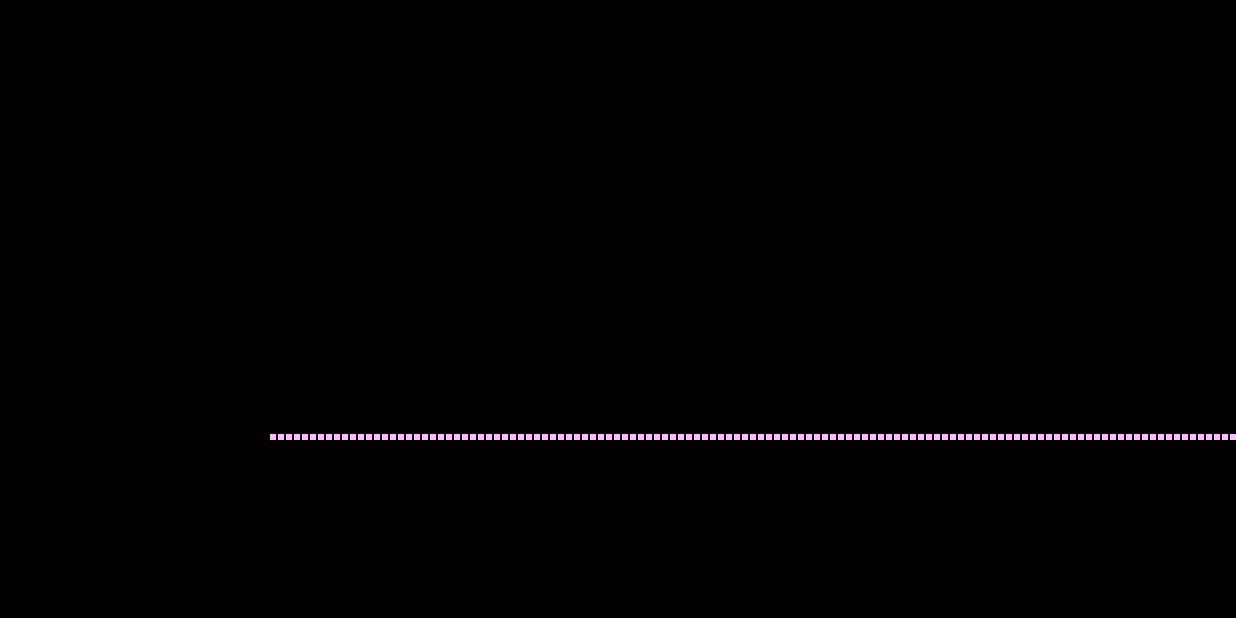
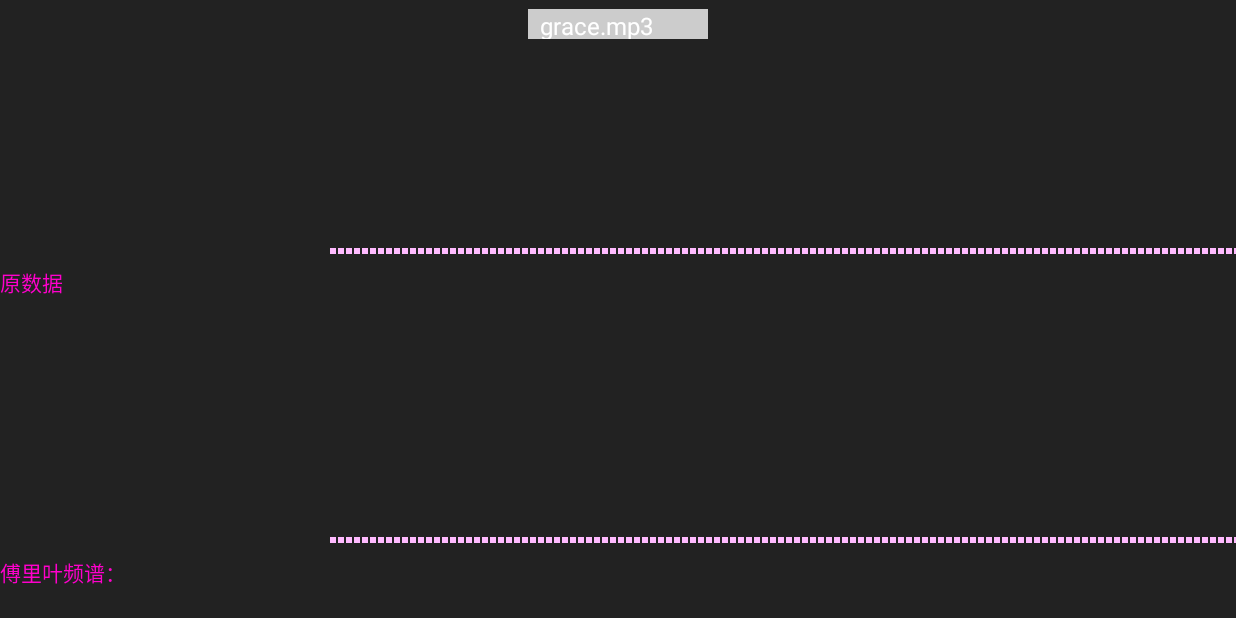
Before and after one commit to zhaolewei/MusicVisualizer, an Android app: the screen it shows after launch (MainActivity), on a phone screen of 824 x 412 dp (held sideways). Run offline under Robolectric (Android 15) with nearby library versions, the phone set to English and light mode, and no system bars.

Commit message:
使用傅里叶频谱

```diff
--- a/app/src/main/java/com/zlw/main/audioeffects/MainActivity.java
+++ b/app/src/main/java/com/zlw/main/audioeffects/MainActivity.java
@@ -5,12 +5,18 @@ import android.media.audiofx.Visualizer;
 import android.os.Bundle;
 import android.support.v4.app.ActivityCompat;
 import android.support.v7.app.AppCompatActivity;
+import android.view.View;
+import android.widget.AdapterView;
+import android.widget.ArrayAdapter;
+import android.widget.Spinner;
 
+import com.zlw.main.audioeffects.player.AudioVisualConverter;
 import com.zlw.main.audioeffects.player.MyMediaPlayer;
 import com.zlw.main.audioeffects.utils.Logger;
 import com.zlw.main.audioeffects.view.AudioView;
 
-import java.util.Arrays;
+import java.util.HashMap;
+import java.util.Map;
 
 public class MainActivity extends AppCompatActivity {
 
@@ -19,19 +25,33 @@ public class MainActivity extends AppCompatActivity {
             Manifest.permission.RECORD_AUDIO,
             Manifest.permission.MODIFY_AUDIO_SETTINGS
     };
+
+    private static final Map<String, Integer> MUSIC_DATA = new HashMap<>();
+
+    {
+        MUSIC_DATA.put("剑墨.mp3", R.raw.mo);
+        MUSIC_DATA.put("grace.mp3", R.raw.grace);
+        MUSIC_DATA.put("faded.mp3", R.raw.faded);
+    }
+
     private Visualizer visualizer;
+    private AudioVisualConverter audioVisualConverter;
     private boolean isInit = false;
-    private AudioView audioView;
+
+    private AudioView audioView, audioView2;
+    private Spinner spinner;
 
 
     private Visualizer.OnDataCaptureListener dataCaptureListener = new Visualizer.OnDataCaptureListener() {
         @Override
         public void onWaveFormDataCapture(Visualizer visualizer, byte[] waveform, int samplingRate) {
-            audioView.setWaveData(waveform);
+            audioView.setWaveData(audioVisualConverter.readyDataByte(waveform));
         }
 
         @Override
         public void onFftDataCapture(Visualizer visualizer, byte[] fft, int samplingRate) {
+//            Logger.d(TAG, "");
+            audioView2.setWaveData(fft);
         }
     };
 
@@ -39,15 +59,42 @@ public class MainActivity extends AppCompatActivity {
     @Override
     protected void onCreate(Bundle savedInstanceState) {
         super.onCreate(savedInstanceState);
+        ActivityCompat.requestPermissions(MainActivity.this, PERMISSIONS, 1);
+        initView();
+        initEvent();
+        play(R.raw.grace);
+    }
+
+    private void initEvent() {
+        ArrayAdapter<String> adapter = new ArrayAdapter<String>(this, android.R.layout.simple_spinner_item,
+                MUSIC_DATA.keySet().toArray(new String[MUSIC_DATA.size()]));
+        spinner.setAdapter(adapter);
+        spinner.setOnItemSelectedListener(new AdapterView.OnItemSelectedListener() {
+            @Override
+            public void onItemSelected(AdapterView<?> parent, View view, int position, long id) {
+                Object item = parent.getItemAtPosition(position);
+                Logger.i(TAG, "选择： %s", item.toString());
+                play(MUSIC_DATA.get(item.toString()));
+            }
+
+            @Override
+            public void onNothingSelected(AdapterView<?> parent) {
+
+            }
+        });
+    }
+
+    private void initView() {
         setContentView(R.layout.activity_main);
         audioView = findViewById(R.id.audioView);
-        ActivityCompat.requestPermissions(MainActivity.this, PERMISSIONS, 1);
-        play();
+        audioView2 = findViewById(R.id.audioView2);
+        spinner = findViewById(R.id.spinner);
     }
 
-    private void play() {
+    private void play(int res) {
+        isInit = false;
         MyMediaPlayer mediaPlayer = MyMediaPlayer.getInstance();
-        mediaPlayer.play(R.raw.grace);
+        mediaPlayer.play(res);
         mediaPlayer.setPlayStateListener(new MyMediaPlayer.PlayStateListener() {
             @Override
             public void onStateChange(MyMediaPlayer.PlayState state) {
@@ -63,14 +110,18 @@ public class MainActivity extends AppCompatActivity {
             return;
         }
         isInit = true;
-
+        audioVisualConverter = new AudioVisualConverter();
         Logger.d(TAG, "initVisualizer()");
         try {
             int mediaPlayerId = MyMediaPlayer.getInstance().getMediaPlayerId();
             Logger.i(TAG, "mediaPlayerId: %s", mediaPlayerId);
+            if (visualizer != null) {
+                visualizer.release();
+            }
             visualizer = new Visualizer(mediaPlayerId);
+
             visualizer.setCaptureSize(Visualizer.getCaptureSizeRange()[0]);
-            visualizer.setDataCaptureListener(dataCaptureListener, Visualizer.getMaxCaptureRate() / 2, true, false);
+            visualizer.setDataCaptureListener(dataCaptureListener, Visualizer.getMaxCaptureRate() / 2, true, true);
             visualizer.setEnabled(true);
         } catch (Exception e) {
             Logger.e(TAG, "请检查录音权限");
--- a/app/src/main/res/layout/activity_main.xml
+++ b/app/src/main/res/layout/activity_main.xml
@@ -3,15 +3,59 @@
     xmlns:tools="http://schemas.android.com/tools"
     android:layout_width="match_parent"
     android:layout_height="match_parent"
-    android:background="#000"
+    android:background="#222"
     android:gravity="center"
     android:orientation="vertical"
     tools:context="com.zlw.main.audioeffects.MainActivity">
 
-    <com.zlw.main.audioeffects.view.AudioView
-        android:id="@+id/audioView"
+    <Spinner
+        android:id="@+id/spinner"
+        android:layout_width="120dp"
+        android:layout_height="20dp"
+        android:layout_marginTop="6dp"
+        android:background="#ccc" />
+
+    <LinearLayout
         android:layout_width="wrap_content"
-        android:layout_height="wrap_content"
-        android:layout_marginStart="120dp"
-        android:layout_marginTop="160dp" />
+        android:layout_height="0dp"
+        android:layout_weight="1"
+        android:orientation="horizontal">
+
+        <TextView
+            android:layout_width="100dp"
+            android:layout_height="match_parent"
+            android:gravity="bottom"
+            android:paddingBottom="20dp"
+            android:text="原数据"
+            android:textColor="#f0c" />
+
+        <com.zlw.main.audioeffects.view.AudioView
+            android:id="@+id/audioView"
+            android:layout_width="wrap_content"
+            android:layout_height="match_parent"
+            android:layout_marginStart="120dp"
+            android:layout_marginTop="10dp" />
+    </LinearLayout>
+
+    <LinearLayout
+        android:layout_width="wrap_content"
+        android:layout_height="0dp"
+        android:layout_weight="1"
+        android:orientation="horizontal">
+
+        <TextView
+            android:layout_width="100dp"
+            android:layout_height="match_parent"
+            android:gravity="bottom"
+            android:paddingBottom="20dp"
+            android:text="傅里叶频谱："
+            android:textColor="#f0c" />
+
+        <com.zlw.main.audioeffects.view.AudioView
+            android:id="@+id/audioView2"
+            android:layout_width="wrap_content"
+            android:layout_height="match_parent"
+            android:layout_marginStart="120dp"
+            android:layout_marginTop="10dp" />
+    </LinearLayout>
 </LinearLayout>
--- a/app/src/main/res/values/styles.xml
+++ b/app/src/main/res/values/styles.xml
@@ -1,7 +1,7 @@
 <resources>
 
     <!-- Base application theme. -->
-    <style name="AppTheme" parent="Theme.AppCompat.Light.NoActionBar">
+    <style name="AppTheme" parent="Theme.AppCompat.NoActionBar">
         <!-- Customize your theme here. -->
         <item name="colorPrimary">@color/colorPrimary</item>
         <item name="colorPrimaryDark">@color/colorPrimaryDark</item>
```
Also changed, not shown: app/src/main/java/com/zlw/main/audioeffects/player/AudioVisualConverter.java (added, +192 -0 lines), app/src/main/java/com/zlw/main/audioeffects/view/AudioView.java (+15 -85 lines), 2 other files.
